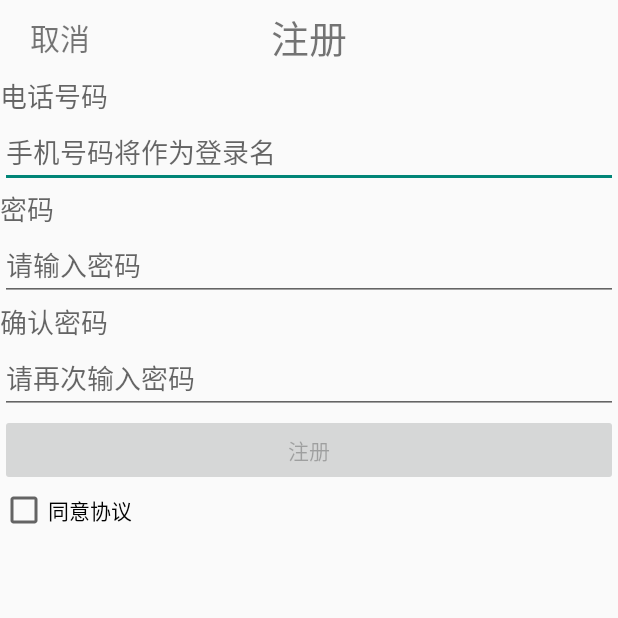
After one commit to xujinghuan/MyWeiBo, an Android app: the ZhuCeActivity screen opened directly, with no data from a screen before it, on a phone screen of 412 x 824 dp, the top half of it. The commit adds this screen. Run offline under Robolectric (Android 15) with nearby library versions, the phone set to English and light mode, and no system bars.

Commit message:
完成注册活动和登录活动以及修改数据库类

```diff
--- a/WeiBo/src/main/AndroidManifest.xml
+++ b/WeiBo/src/main/AndroidManifest.xml
@@ -11,6 +11,8 @@
             <category android:name="android.intent.category.LAUNCHER" />
         </intent-filter>
     </activity>
+        <activity android:name=".activity.MainActivity"></activity>
+        <activity android:name=".activity.ZhuCeActivity"></activity>
     </application>
 
 </manifest>
--- /dev/null
+++ b/WeiBo/src/main/java/com/example/hasee/myapplication/activity/ZhuCeActivity.java
@@ -0,0 +1,89 @@
+package com.example.hasee.myapplication.activity;
+
+
+import android.app.Activity;
+import android.content.Intent;
+import android.os.Bundle;
+import android.text.TextUtils;
+import android.view.View;
+import android.widget.Button;
+import android.widget.CheckBox;
+import android.widget.CompoundButton;
+import android.widget.EditText;
+import android.widget.TextView;
+import android.widget.Toast;
+
+import com.example.hasee.myapplication.R;
+import com.example.hasee.myapplication.model.YongHu;
+import com.example.hasee.myapplication.sqlite.WeiBoDataBase;
+
+
+public class ZhuCeActivity extends Activity {
+
+    private TextView quxiao;
+    private EditText zhuce_phone;
+    private EditText zhuce_mima;
+    private EditText zhuce_mima1;
+    private Button zhuce_button;
+    private CheckBox check_xieyi;
+
+    private WeiBoDataBase weiBoDatabase;
+    @Override
+    public void onCreate(Bundle savedInstanceState) {
+        super.onCreate(savedInstanceState);
+        setContentView(R.layout.zhuce_view);
+
+        quxiao= (TextView) findViewById(R.id.quxiaozhuce);
+        zhuce_phone= (EditText) findViewById(R.id.zhuce_phone);
+        zhuce_mima= (EditText) findViewById(R.id.zhuce_mima);
+        zhuce_mima1= (EditText) findViewById(R.id.zhuce_mima1);
+        zhuce_button= (Button) findViewById(R.id.zhuce_button);
+        check_xieyi= (CheckBox) findViewById(R.id.check_xieyi);
+
+        weiBoDatabase=WeiBoDataBase.getInstance(this);
+
+        check_xieyi.setOnCheckedChangeListener(new CompoundButton.OnCheckedChangeListener() {
+            @Override
+            public void onCheckedChanged(CompoundButton compoundButton, boolean b) {
+                if(check_xieyi.isChecked()){
+                    zhuce_button.setEnabled(true);
+                }else{
+                    zhuce_button.setEnabled(false);
+                }
+            }
+        });
+
+        zhuce_button.setOnClickListener(new View.OnClickListener() {
+            @Override
+            public void onClick(View view) {
+                String mima=zhuce_mima.getText().toString();
+                String mima1=zhuce_mima1.getText().toString();
+                if(!TextUtils.isEmpty(zhuce_phone.getText())){
+                    if(weiBoDatabase.getPhone().indexOf(zhuce_phone.getText().toString())<0) {
+                        if (mima.equals(mima1)) {
+                            YongHu yonghu = new YongHu();
+                            yonghu.setPhone(zhuce_phone.getText().toString());
+                            yonghu.setPassword(zhuce_mima.getText().toString());
+                            weiBoDatabase.saveYonghu(yonghu);
+                            Toast.makeText(ZhuCeActivity.this, "注册成功", Toast.LENGTH_SHORT).show();
+                            Intent intent=new Intent(ZhuCeActivity.this,LoginActivity.class);
+                            startActivity(intent);
+                        } else {
+                            Toast.makeText(ZhuCeActivity.this, "两次输入的密码不一致", Toast.LENGTH_SHORT).show();
+                        }
+                    }else {  Toast.makeText(ZhuCeActivity.this,"你输入的电话号码已经存在",Toast.LENGTH_SHORT).show(); }
+                }else {
+                    Toast.makeText(ZhuCeActivity.this,"请输入电话号码",Toast.LENGTH_SHORT).show();
+                }
+            }
+        });
+
+        quxiao.setOnClickListener(new View.OnClickListener() {
+            @Override
+            public void onClick(View view) {
+                Intent intent=new Intent(ZhuCeActivity.this,LoginActivity.class);
+                startActivity(intent);
+            }
+        });
+    }
+}
--- a/WeiBo/src/main/java/com/example/hasee/myapplication/sqlite/DatabaseHelper.java
+++ b/WeiBo/src/main/java/com/example/hasee/myapplication/sqlite/DatabaseHelper.java
@@ -13,7 +13,7 @@ import android.database.sqlite.SQLiteOpenHelper;
             +"name text,"
             +"password text,"
             +"sex text,"
-            +"touxiang image)";
+            +"touxiang integer)";
     public static final String CREATE_INFORMATION="create table Information("
             +"id integer primary key autoincrement,"
             +"phoneNum text,"
--- /dev/null
+++ b/WeiBo/src/main/res/drawable/black.xml
@@ -0,0 +1,4 @@
+<?xml version="1.0" encoding="utf-8"?>
+<shape xmlns:android="http://schemas.android.com/apk/res/android">
+   <solid android:color="#669999" ></solid>
+</shape>
--- /dev/null
+++ b/WeiBo/src/main/res/drawable/orange.xml
@@ -0,0 +1,4 @@
+<?xml version="1.0" encoding="utf-8"?>
+<shape xmlns:android="http://schemas.android.com/apk/res/android">
+    <solid android:color="#ffcc00" ></solid>
+</shape>
--- /dev/null
+++ b/WeiBo/src/main/res/drawable/radio_background.xml
@@ -0,0 +1,4 @@
+<?xml version="1.0" encoding="utf-8"?>
+<selector xmlns:android="http://schemas.android.com/apk/res/android">
+    <item android:drawable="@drawable/orange" android:state_pressed="true"/>
+</selector>
--- /dev/null
+++ b/WeiBo/src/main/res/layout/zhuce_view.xml
@@ -0,0 +1,87 @@
+<?xml version="1.0" encoding="utf-8"?>
+<LinearLayout xmlns:android="http://schemas.android.com/apk/res/android"
+    android:layout_width="match_parent" android:layout_height="match_parent"
+    android:orientation="vertical">
+    <RelativeLayout
+        android:layout_width="match_parent"
+        android:layout_height="50dp"
+        android:id="@+id/dinglan_zhuce">
+        <TextView
+            android:layout_width="60dp"
+            android:layout_height="50dp"
+            android:id="@+id/quxiaozhuce"
+            android:text="取消"
+            android:textSize="20dp"
+            android:layout_marginLeft="10dp"
+            android:gravity="center"
+            />
+        <TextView
+            android:layout_width="wrap_content"
+            android:layout_height="wrap_content"
+            android:id="@+id/zhuce_text"
+            android:layout_centerInParent="true"
+            android:text="注册"
+            android:textSize="25sp"/>
+    </RelativeLayout>
+
+    <TextView
+        android:layout_width="wrap_content"
+        android:layout_height="wrap_content"
+        android:textAppearance="?android:attr/textAppearanceMedium"
+        android:text="电话号码"
+
+        />
+
+    <EditText
+        android:layout_width="match_parent"
+        android:layout_height="wrap_content"
+        android:inputType="phone"
+        android:ems="10"
+        android:hint="手机号码将作为登录名"
+        android:id="@+id/zhuce_phone" />
+
+    <TextView
+        android:layout_width="wrap_content"
+        android:layout_height="wrap_content"
+        android:textAppearance="?android:attr/textAppearanceMedium"
+        android:text="密码"
+        />
+
+    <EditText
+        android:layout_width="match_parent"
+        android:layout_height="wrap_content"
+        android:inputType="textPassword"
+        android:ems="10"
+        android:hint="请输入密码"
+        android:id="@+id/zhuce_mima" />
+
+    <TextView
+        android:layout_width="wrap_content"
+        android:layout_height="wrap_content"
+        android:textAppearance="?android:attr/textAppearanceMedium"
+        android:text="确认密码"
+        />
+
+    <EditText
+        android:layout_width="match_parent"
+        android:layout_height="wrap_content"
+        android:inputType="textPassword"
+        android:ems="10"
+        android:hint="请再次输入密码"
+        android:id="@+id/zhuce_mima1" />
+
+    <Button
+        android:layout_width="match_parent"
+        android:layout_height="wrap_content"
+        android:text="注册"
+        android:id="@+id/zhuce_button"
+        android:enabled="false"/>
+
+    <CheckBox
+        android:layout_width="wrap_content"
+        android:layout_height="wrap_content"
+        android:text="同意协议"
+        android:id="@+id/check_xieyi"
+        />
+
+</LinearLayout>
```
Also changed, not shown: WeiBo/src/main/java/com/example/hasee/myapplication/activity/LoginActivity.java (+29 -1 lines), WeiBo/src/main/java/com/example/hasee/myapplication/activity/MainActivity.java (added, +17 -0 lines), WeiBo/src/main/java/com/example/hasee/myapplication/model/YongHu.java (+7 -5 lines), WeiBo/src/main/java/com/example/hasee/myapplication/sqlite/WeiBoDataBase.java (+75 -6 lines), WeiBo/src/main/res/layout/login_view.xml (+10 -5 lines), WeiBo/src/main/res/layout/main_view.xml (+12 -6 lines).
